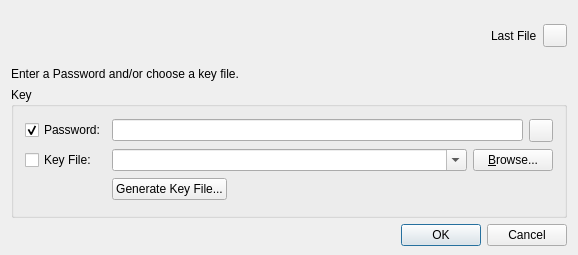
First picture: the form in src/forms/PasswordDlg.ui, repository thooge/keepassx1, before the edit.
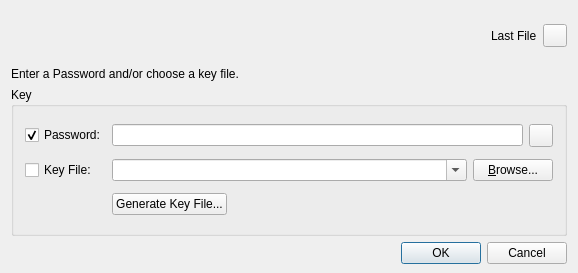
Second picture: the form after the edit.

Commit message: Display warning when opening a database that is already opened Improve tab order in many dialogs (closes #2130397)

Patch:
```diff
--- a/src/forms/PasswordDlg.ui
+++ b/src/forms/PasswordDlg.ui
@@ -6,7 +6,7 @@
     <x>0</x>
     <y>0</y>
     <width>578</width>
-    <height>255</height>
+    <height>273</height>
    </rect>
   </property>
   <property name="sizePolicy" >
@@ -131,6 +131,14 @@
          <number>0</number>
         </property>
         <widget class="QWidget" name="pw_entry" >
+         <property name="geometry" >
+          <rect>
+           <x>0</x>
+           <y>0</y>
+           <width>556</width>
+           <height>116</height>
+          </rect>
+         </property>
          <layout class="QGridLayout" >
           <item row="0" column="0" >
            <widget class="QCheckBox" name="Check_Password" >
@@ -290,7 +298,7 @@
    <item>
     <widget class="QDialogButtonBox" name="buttonBox" >
      <property name="standardButtons" >
-      <set>QDialogButtonBox::Cancel|QDialogButtonBox::NoButton|QDialogButtonBox::Ok</set>
+      <set>QDialogButtonBox::Cancel|QDialogButtonBox::Ok</set>
      </property>
     </widget>
    </item>
```
Left out of the diff: 41 changed lines with no effect on the pictures. The commit also changes 10 other files.
